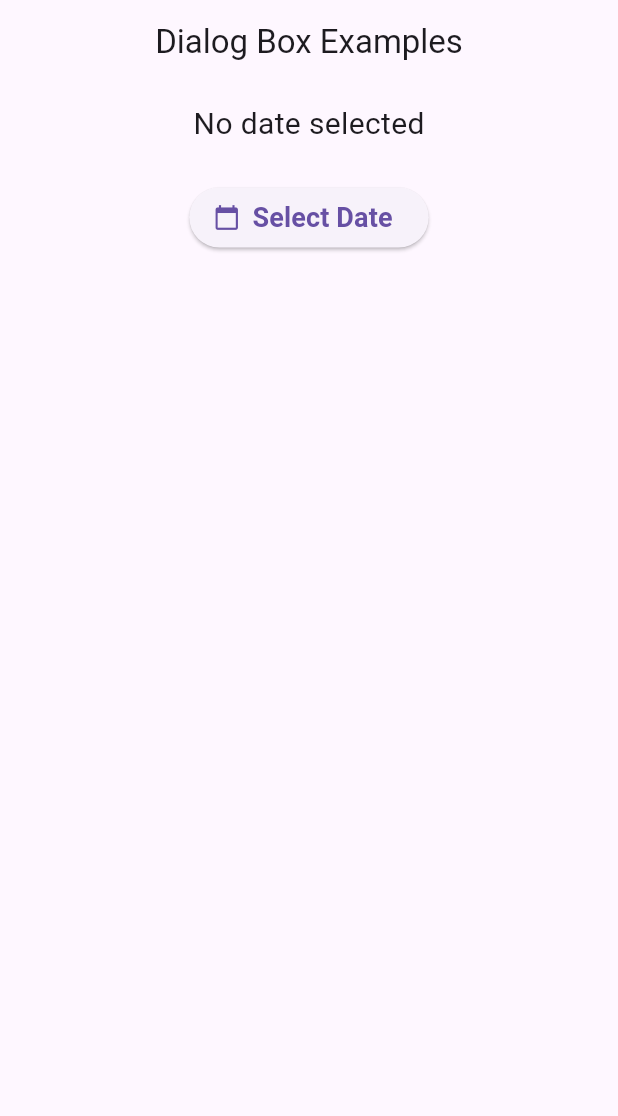
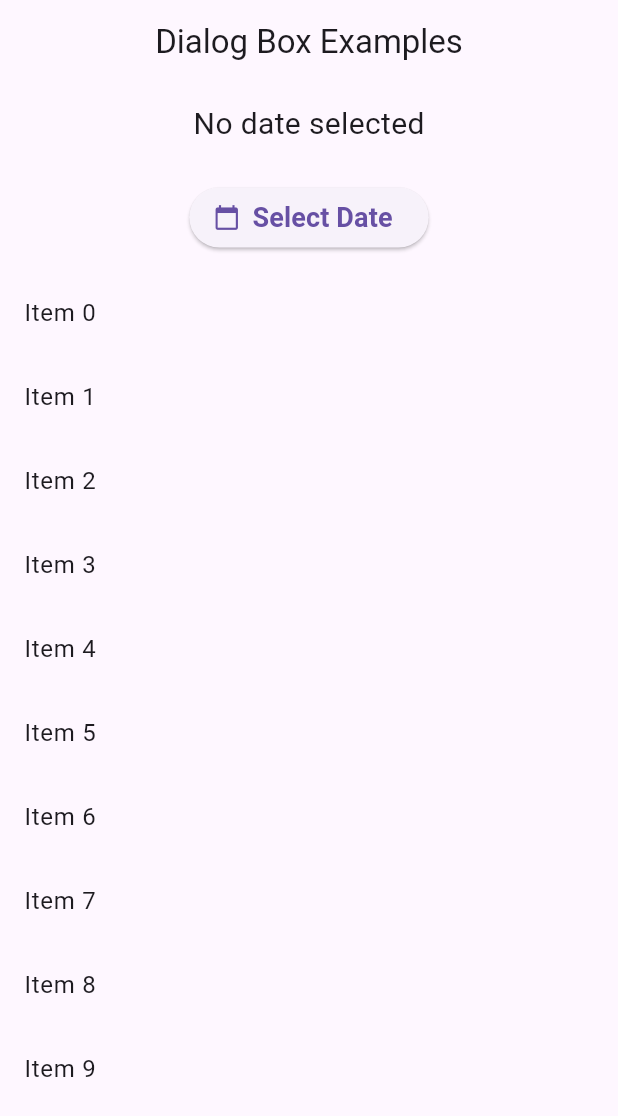
Before and after one commit to sushantebp/flutter_docs_part_1, a Flutter app: the screen it shows after launch, on a phone screen of 412 x 824 dp. Shown: the top 1116 px of the screen. Run offline on Flutter 3.47's test engine with Material 3 defaults, Android fonts, the phone set to English and light mode, and no system bars.

Commit message:
implemented disimmvile widgets

```diff
--- a/lib/pages/dialog_box_example_page.dart
+++ b/lib/pages/dialog_box_example_page.dart
@@ -27,6 +27,8 @@ class _DialogBoxExamplePageState extends State<DialogBoxExamplePage> {
       });
     }
   }
+
+  final List<int> items = List<int>.generate(10, (int index) => index);
 
   @override
   Widget build(BuildContext context) {
@@ -58,6 +60,24 @@ class _DialogBoxExamplePageState extends State<DialogBoxExamplePage> {
               onPressed: _selectDateTime,
             ),
             const SizedBox(height: 12),
+            // swipe and slide
+            Expanded(
+              child: ListView.builder(
+                itemCount: items.length,
+                itemBuilder: (context, index) {
+                  return Dismissible(
+                    background: Container(color: Colors.red),
+                    key: ValueKey<int>(items[index]),
+                    onDismissed: (direction) {
+                      setState(() {
+                        items.removeAt(index);
+                      });
+                    },
+                    child: ListTile(title: Text("Item $index")),
+                  );
+                },
+              ),
+            ),
           ],
         ),
       ),
```
